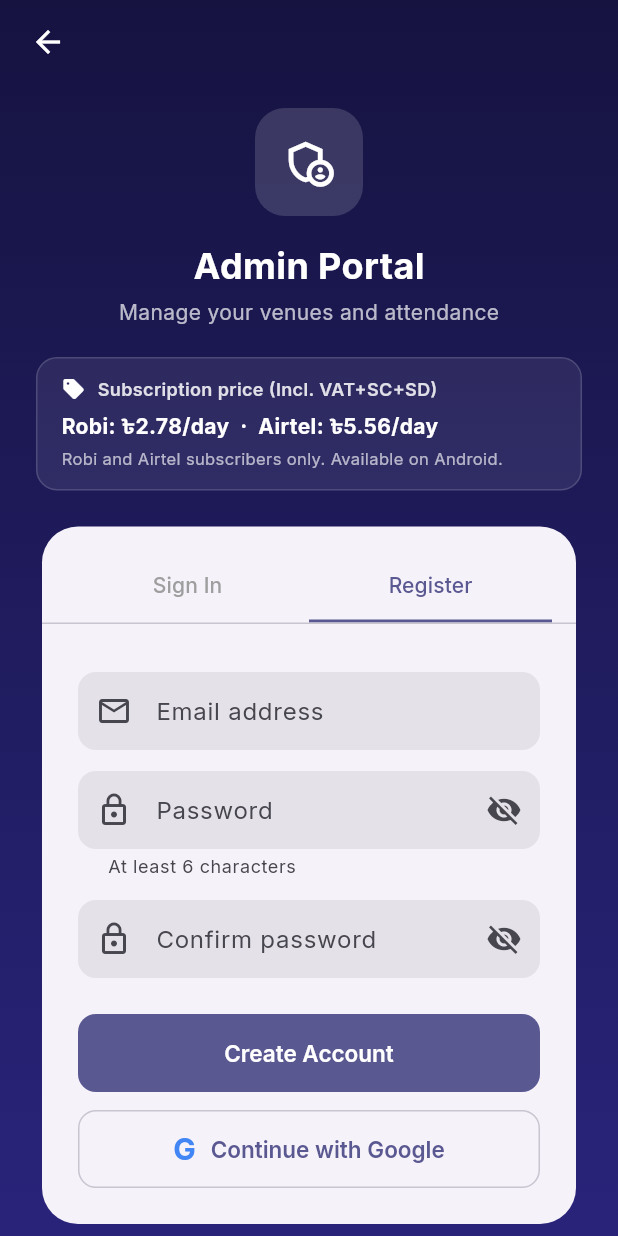
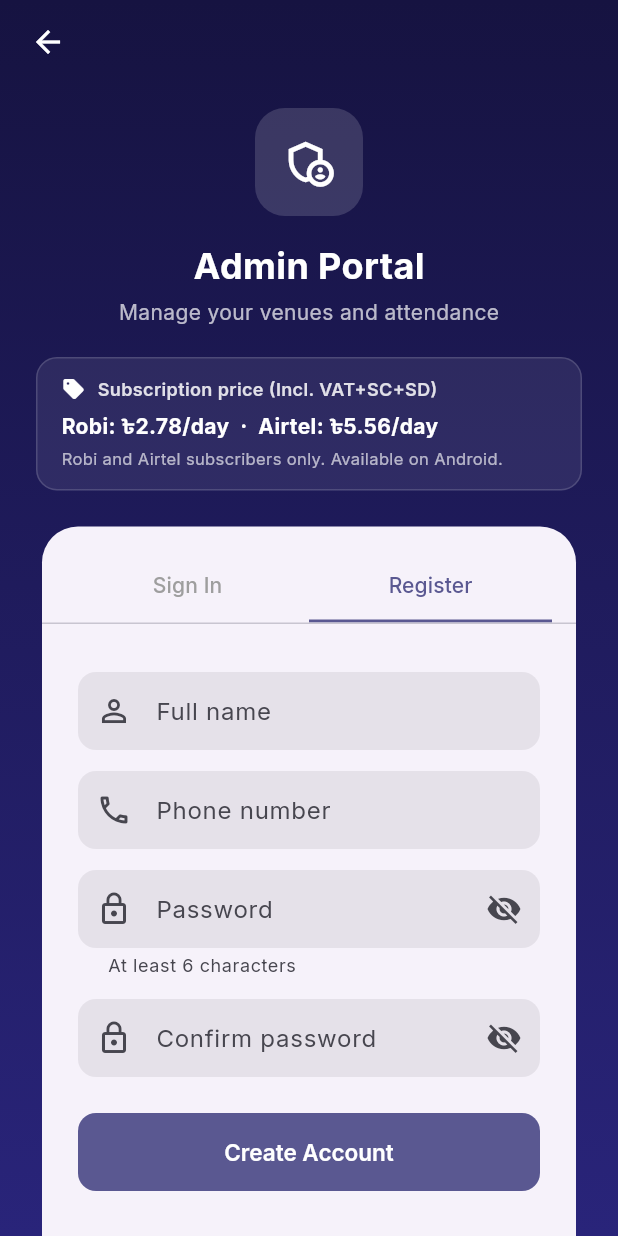
Before and after one commit to TheObsidianEye-ARIF-FOYSAL/Venue-Lock-v1, a Flutter app: the AdminLoginScreen screen opened by its route, tab 2 chosen, on a phone screen of 412 x 824 dp. Run offline on Flutter 3.47's test engine with Material 3 defaults, Android fonts, the light colour scheme and no system bars; our stand-ins replace firebase_core, flutter_animate, go_router, google_fonts, qr_flutter, shared_preferences; accounts and stored records are empty.

Commit message:
aerver + auth 4

```diff
--- a/lib/features/admin/auth/admin_login_screen.dart
+++ b/lib/features/admin/auth/admin_login_screen.dart
@@ -125,7 +125,7 @@ class _AdminLoginScreenState extends State<AdminLoginScreen>
                               const Divider(height: 1),
                               // Tab content
                               SizedBox(
-                                height: _tabController.index == 0 ? 340 : 400,
+                                height: _tabController.index == 0 ? 300 : 460,
                                 child: TabBarView(
                                   controller: _tabController,
                                   children: [
@@ -166,14 +166,14 @@ class _LoginForm extends StatefulWidget {
 
 class _LoginFormState extends State<_LoginForm> {
   final _formKey = GlobalKey<FormState>();
-  final _emailCtrl = TextEditingController();
+  final _phoneCtrl = TextEditingController();
   final _passCtrl = TextEditingController();
   bool _obscure = true;
   bool _loading = false;
 
   @override
   void dispose() {
-    _emailCtrl.dispose();
+    _phoneCtrl.dispose();
     _passCtrl.dispose();
     super.dispose();
   }
@@ -184,7 +184,7 @@ class _LoginFormState extends State<_LoginForm> {
 
     final error = await context
         .read<AuthService>()
-        .login(_emailCtrl.text, _passCtrl.text);
+        .login(_phoneCtrl.text, _passCtrl.text);
 
     if (!mounted) return;
     setState(() => _loading = false);
@@ -213,15 +213,16 @@ class _LoginFormState extends State<_LoginForm> {
           children: [
             const SizedBox(height: 8),
             TextFormField(
-              controller: _emailCtrl,
-              keyboardType: TextInputType.emailAddress,
+              controller: _phoneCtrl,
+              keyboardType: TextInputType.phone,
               decoration: const InputDecoration(
-                labelText: 'Email address',
-                prefixIcon: Icon(Icons.email_outlined),
+                labelText: 'Phone number',
+                prefixIcon: Icon(Icons.phone_outlined),
               ),
               validator: (v) {
-                if (v == null || v.isEmpty) return 'Email is required';
-                if (!v.contains('@')) return 'Enter a valid email';
+                if (v == null || v.trim().isEmpty) {
+                  return 'Phone number is required';
+                }
                 return null;
               },
             ),
@@ -255,8 +256,6 @@ class _LoginFormState extends State<_LoginForm> {
                     )
                   : const Text('Sign In'),
             ),
-            const SizedBox(height: 12),
-            _GoogleSignInButton(onSuccess: widget.onSuccess),
           ],
         ),
       ),
@@ -276,7 +275,8 @@ class _RegisterForm extends StatefulWidget {
 
 class _RegisterFormState extends State<_RegisterForm> {
   final _formKey = GlobalKey<FormState>();
-  final _emailCtrl = TextEditingController();
+  final _nameCtrl = TextEditingController();
+  final _phoneCtrl = TextEditingController();
   final _passCtrl = TextEditingController();
   final _confirmCtrl = TextEditingController();
   bool _obscure = true;
@@ -285,7 +285,8 @@ class _RegisterFormState extends State<_RegisterForm> {
 
   @override
   void dispose() {
-    _emailCtrl.dispose();
+    _nameCtrl.dispose();
+    _phoneCtrl.dispose();
     _passCtrl.dispose();
     _confirmCtrl.dispose();
     super.dispose();
@@ -297,7 +298,7 @@ class _RegisterFormState extends State<_RegisterForm> {
 
     final error = await context
         .read<AuthService>()
-        .register(_emailCtrl.text, _passCtrl.text);
+        .register(_phoneCtrl.text, _nameCtrl.text, _passCtrl.text);
 
     if (!mounted) return;
     setState(() => _loading = false);
@@ -333,15 +334,28 @@ class _RegisterFormState extends State<_RegisterForm> {
           children: [
             const SizedBox(height: 8),
             TextFormField(
-              controller: _emailCtrl,
-              keyboardType: TextInputType.emailAddress,
+              controller: _nameCtrl,
               decoration: const InputDecoration(
-                labelText: 'Email address',
-                prefixIcon: Icon(Icons.email_outlined),
+                labelText: 'Full name',
+                prefixIcon: Icon(Icons.person_outline),
               ),
               validator: (v) {
-                if (v == null || v.isEmpty) return 'Email is required';
-                if (!v.contains('@')) return 'Enter a valid email';
+                if (v == null || v.trim().isEmpty) return 'Name is required';
+                return null;
+              },
+            ),
+            const SizedBox(height: 14),
+            TextFormField(
+              controller: _phoneCtrl,
+              keyboardType: TextInputType.phone,
+              decoration: const InputDecoration(
+                labelText: 'Phone number',
+                prefixIcon: Icon(Icons.phone_outlined),
+              ),
+              validator: (v) {
+                if (v == null || v.trim().isEmpty) {
+                  return 'Phone number is required';
+                }
                 return null;
               },
             ),
@@ -398,87 +412,9 @@ class _RegisterFormState extends State<_RegisterForm> {
                     )
                   : const Text('Create Account'),
             ),
-            const SizedBox(height: 12),
-            _GoogleSignInButton(onSuccess: widget.onSuccess),
           ],
         ),
       ),
     );
   }
 }
-
-// ─── Shared Google Sign-In button ─────────────────────────────────────────────
-
-class _GoogleSignInButton extends StatefulWidget {
-  final VoidCallback onSuccess;
-  const _GoogleSignInButton({required this.onSuccess});
-
-  @override
-  State<_GoogleSignInButton> createState() => _GoogleSignInButtonState();
-}
-
-class _GoogleSignInButtonState extends State<_GoogleSignInButton> {
-  bool _loading = false;
-
-  Future<void> _signIn() async {
-    setState(() => _loading = true);
-    final error = await context.read<AuthService>().signInWithGoogle();
-    if (!mounted) return;
-    setState(() => _loading = false);
-
-    if (error == null) {
-      widget.onSuccess();
-    } else if (!error.contains('cancelled')) {
-      ScaffoldMessenger.of(context).showSnackBar(
-        SnackBar(
-          content: Text(error),
-          backgroundColor: kError,
-          behavior: SnackBarBehavior.floating,
-        ),
-      );
-    }
-  }
-
-  @override
-  Widget build(BuildContext context) {
-    return OutlinedButton(
-      onPressed: _loading ? null : _signIn,
-      style: OutlinedButton.styleFrom(
-        minimumSize: const Size.fromHeight(52),
-        shape: RoundedRectangleBorder(
-          borderRadius: BorderRadius.circular(12),
-        ),
-        side: BorderSide(
-          color: Theme.of(context).colorScheme.outlineVariant,
-        ),
-      ),
-      child: _loading
-          ? const SizedBox(
-              width: 20,
-              height: 20,
-              child: CircularProgressIndicator(strokeWidth: 2),
-            )
-          : const Row(
-              mainAxisAlignment: MainAxisAlignment.center,
-              children: [
-                Text(
-                  'G',
-                  style: TextStyle(
-                    fontSize: 20,
-                    fontWeight: FontWeight.bold,
-                    color: Color(0xFF4285F4),
-                  ),
-                ),
-                SizedBox(width: 10),
-                Text(
-                  'Continue with Google',
-                  style: TextStyle(
-                    fontWeight: FontWeight.w600,
-                    fontSize: 15,
-                  ),
-                ),
-              ],
-            ),
-    );
-  }
-}
--- a/lib/features/admin/create_venue/create_venue_screen.dart
+++ b/lib/features/admin/create_venue/create_venue_screen.dart
@@ -1,4 +1,3 @@
-import 'package:firebase_auth/firebase_auth.dart';
 import 'package:flutter/material.dart';
 import 'package:go_router/go_router.dart';
 import 'package:intl/intl.dart';
@@ -6,6 +5,7 @@ import 'package:provider/provider.dart';
 import '../../../app/theme.dart';
 import '../../../core/models/venue_section.dart';
 import '../../../core/services/app_state.dart';
+import '../../../core/services/auth_service.dart';
 
 class CreateVenueScreen extends StatefulWidget {
   const CreateVenueScreen({super.key});
```
